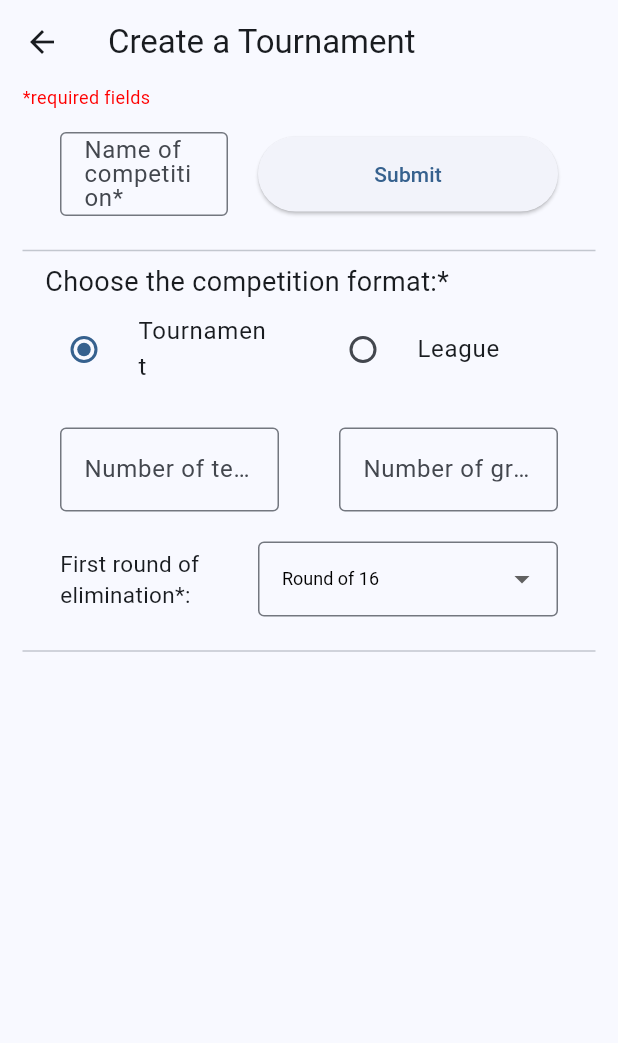
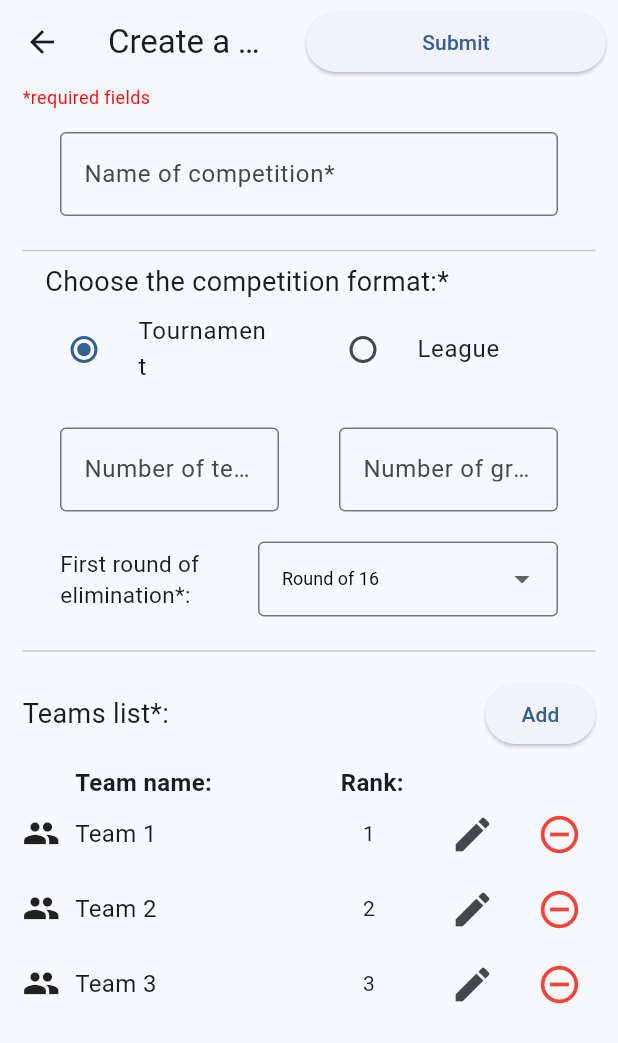
Before and after one commit to tomschulz02/Tournament-Organiser, a Flutter app: the CreateTournamentPage screen opened directly, on a phone screen of 412 x 824 dp. Shown: the top 1043 px of the screen. Run offline on Flutter 3.47's test engine with Material 3 defaults, Android fonts, the light colour scheme and no system bars.

Commit message:
Moved the submit button for create form on desktop version

```diff
--- a/tourganiser/lib/create.dart
+++ b/tourganiser/lib/create.dart
@@ -50,6 +50,33 @@ class CreateTournamentPage extends StatelessWidget {
     return Scaffold(
       appBar: AppBar(
         title: const Text('Create a Tournament'),
+        actions: [
+          Padding(
+            padding: const EdgeInsets.all(8.0),
+            child: SizedBox(
+                        width: selectionFieldWidth,
+                        height: selectionFieldHeight,
+                        child: ElevatedButton(
+                          child: Text('Submit'),
+                          onPressed: () {
+                            //function for what is done with the user input on submission
+                            //eventually it will lead to the backend and create a competetion class object
+                            //see https://docs.flutter.dev/cookbook/forms/validation for reference
+                            if (_createFormKey.currentState!.validate()) {
+                              ScaffoldMessenger.of(context).showSnackBar(
+                                SnackBar(content: Text('Form valid, but no submit function has been created.'))
+                              );
+
+                            } else {
+                              ScaffoldMessenger.of(context).showSnackBar(
+                                SnackBar(content: Text('There are some fields that aren\'t vaild. Please try again.'))
+                              );
+                            }
+                          },
+                        ),
+                      ),
+          ),
+        ],
       ),
       body: CreateTournamentForm(),
     );
@@ -104,9 +131,9 @@ class _CreateTournamentFormState extends State<CreateTournamentForm> {
               ],
             ),
 
-            //=======================================
-            //Competition Name with submission button
-            //=======================================
+            //================
+            //Competition Name
+            //================
             Padding(
               padding: const EdgeInsets.fromLTRB(edgePadding, 15, edgePadding, 15),
               child: Row(
@@ -125,29 +152,6 @@ class _CreateTournamentFormState extends State<CreateTournamentForm> {
                             return _emptyErrorMsg;
                           }
                           return null;
-                        },
-                      ),
-                    ),
-                    SizedBox(width: 20,),
-                    SizedBox(
-                      width: selectionFieldWidth,
-                      height: selectionFieldHeight,
-                      child: ElevatedButton(
-                        child: Text('Submit'),
-                        onPressed: () {
-                          //function for what is done with the user input on submission
-                          //eventually it will lead to the backend and create a competetion class object
-                          //see https://docs.flutter.dev/cookbook/forms/validation for reference
-                          if (_createFormKey.currentState!.validate()) {
-                            ScaffoldMessenger.of(context).showSnackBar(
-                              SnackBar(content: Text('Form valid, but no submit function has been created.'))
-                            );
-                            submit();
-                          } else {
-                            ScaffoldMessenger.of(context).showSnackBar(
-                              SnackBar(content: Text('There are some fields that aren\'t vaild. Please try again.'))
-                            );
-                          }
                         },
                       ),
                     ),
@@ -274,6 +278,53 @@ class _CreateTournamentFormState extends State<CreateTournamentForm> {
             ),
 
             const Divider(indent: 15, endIndent: 15,),
+
+            //=============
+            //List of teams
+            //=============
+            Padding(
+                  padding: EdgeInsets.fromLTRB(edgePaddingSmall, 10, edgePaddingSmall, 10),
+                  child: Column(
+                    children: [
+                      Row(
+                        children: [
+                          Expanded(child: Text('Teams list*:', style: TextStyle(fontSize: 18),)),
+                          Container(
+                            alignment: Alignment.topRight,
+                            child: ElevatedButton(
+                              child: Text('Add'),
+                              onPressed: () async {
+                                await showDialog<void>(context: context, builder: (BuildContext builder) {
+                                  return AddTeamPopUp();
+                                });
+                              },
+                            ),
+                          ),
+                        ],
+                      ),
+                      SizedBox(height: 10,),
+                      Row(
+                        children: [
+                          SizedBox(width: 35,),
+                          Expanded(child: Text('Team name:', style: TextStyle(fontSize: 16, fontWeight: FontWeight.bold),)),
+                          SizedBox(width: 50, child: Text('Rank:', style: TextStyle(fontSize: 16, fontWeight: FontWeight.bold),),),
+                          SizedBox(width: 120,),
+                        ],
+                      ),
+                      Container(
+                        alignment: Alignment.topCenter,
+                        height: 400,
+                        child: ListView(
+                          children: [
+                            TeamListTile(name: 'Team 1', rank: 1,),
+                            TeamListTile(name: 'Team 2', rank: 2,),
+                            TeamListTile(name: 'Team 3', rank: 3,),
+                          ],
+                        ),
+                      ),
+                    ],
+                  ),
+                ),
           ],
         ),
       ),],
```
Also changed, not shown: 1 other file.
